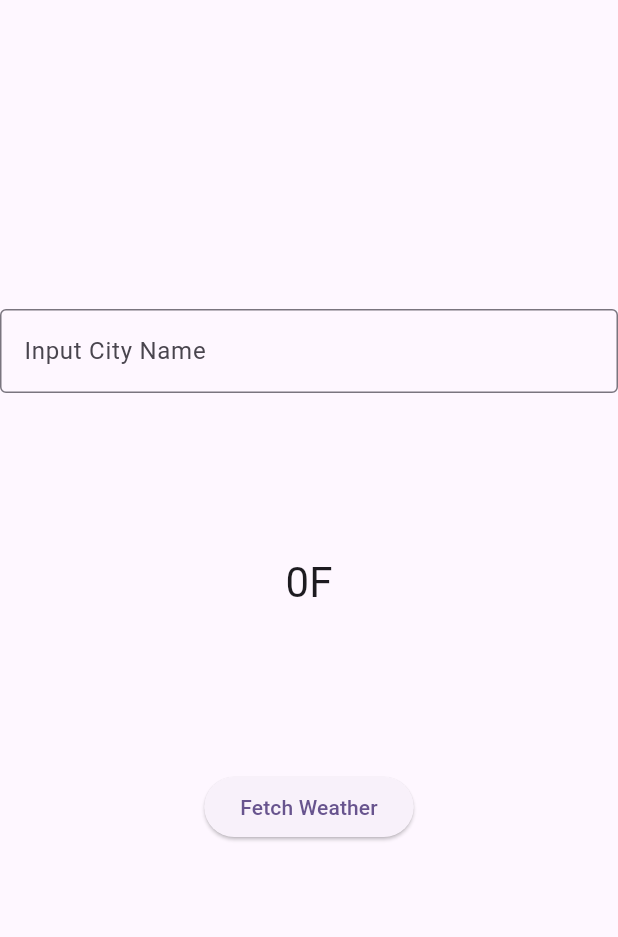
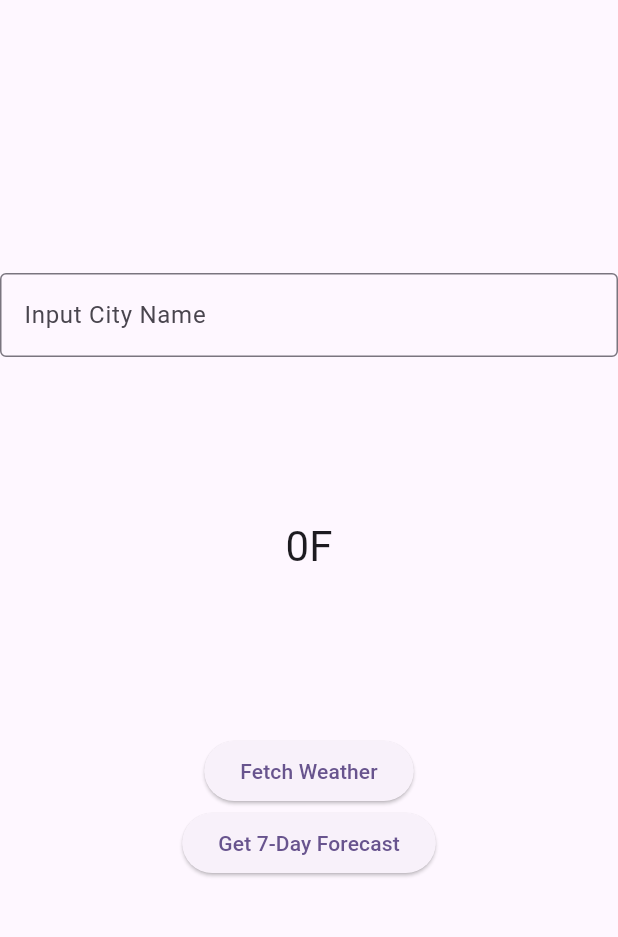
Before and after one commit to mnewby4/weather_info_app, a Flutter app: the screen it shows after launch, on a phone screen of 412 x 824 dp, the part 84-1021 px from its top. Run offline on Flutter 3.47's test engine with Material 3 defaults, Android fonts, the phone set to English and light mode, and no system bars.

Commit message:
7-day-forecast

```diff
--- a/lib/main.dart
+++ b/lib/main.dart
@@ -1,8 +1,8 @@
 import 'dart:math';
 import 'package:flutter/material.dart';
 
-//Reads the user's input
-TextEditingController text1 = TextEditingController ();
+// Reads the user's input
+TextEditingController text1 = TextEditingController();
 
 void main() {
   runApp(const MyApp());
@@ -11,7 +11,6 @@ void main() {
 class MyApp extends StatelessWidget {
   const MyApp({super.key});
 
-  // This widget is the root of your application.
   @override
   Widget build(BuildContext context) {
     return MaterialApp(
@@ -34,18 +33,27 @@ class MyHomePage extends StatefulWidget {
 }
 
 class _MyHomePageState extends State<MyHomePage> {
-  //Initializes the weather information
   String _cityName = "";
   int _temperature = 0;
   String _condition = "";
-  List<String> weatherOptions = ["sunny", "cloudy", "rainy"];
+  List<String> weatherOptions = ["Sunny", "Cloudy", "Rainy"];
+  List<Map<String, dynamic>> _weeklyForecast = [];
 
-  //Sets the weather information
   void _fetchWeather() {
     setState(() {
       _cityName = text1.text;
       _temperature = Random().nextInt(15) + 15;
       _condition = weatherOptions[Random().nextInt(weatherOptions.length)];
+    });
+  }
+
+  void _fetch7DayForecast() {
+    setState(() {
+      _weeklyForecast = List.generate(7, (index) => {
+        "day": "Day ${index + 1}",
+        "temperature": Random().nextInt(15) + 15,
+        "condition": weatherOptions[Random().nextInt(weatherOptions.length)]
+      });
     });
   }
 
@@ -60,24 +68,46 @@ class _MyHomePageState extends State<MyHomePage> {
         child: Column(
           mainAxisAlignment: MainAxisAlignment.center,
           children: <Widget>[
-            //Input cityName
             TextField(
-                obscureText: false,
-                decoration: InputDecoration(
-                  border: OutlineInputBorder(),
-                  labelText: 'Input City Name',
-                ),
-                controller: text1,
+              obscureText: false,
+              decoration: const InputDecoration(
+                border: OutlineInputBorder(),
+                labelText: 'Input City Name',
+              ),
+              controller: text1,
             ),
-            //Displays the weather data
             Text(
               '\n' + _cityName + '\n\n' + '$_temperature' + 'F' + '\n\n' + _condition + '\n',
               style: Theme.of(context).textTheme.headlineMedium,
             ),
-            //Fetch Weather data button
             ElevatedButton(
               onPressed: _fetchWeather,
-              child: const Text('Fetch Weather'))
+              child: const Text('Fetch Weather'),
+            ),
+            ElevatedButton(
+              onPressed: _fetch7DayForecast,
+              child: const Text('Get 7-Day Forecast'),
+            ),
+            if (_weeklyForecast.isNotEmpty) ...[
+              const SizedBox(height: 20),
+              const Text(
+                '7-Day Weather Forecast:',
+                style: TextStyle(fontSize: 18, fontWeight: FontWeight.bold),
+              ),
+              Expanded(
+                child: ListView.builder(
+                  shrinkWrap: true,
+                  itemCount: _weeklyForecast.length,
+                  itemBuilder: (context, index) {
+                    final day = _weeklyForecast[index];
+                    return ListTile(
+                      title: Text(day["day"]),
+                      subtitle: Text("${day["temperature"]}F, ${day["condition"]}"),
+                    );
+                  },
+                ),
+              ),
+            ],
           ],
         ),
       ),
```
Also changed, not shown: 1 other file.
